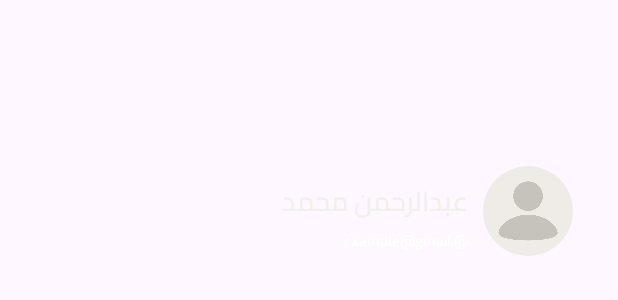
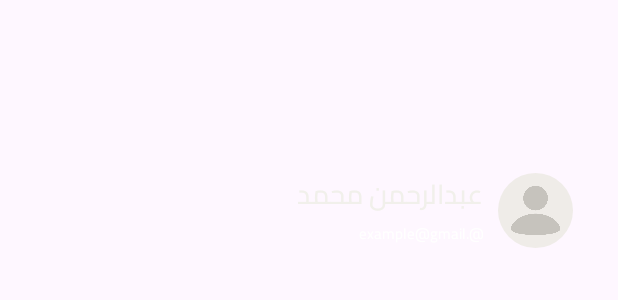
Before and after one commit to MohamedElattar22/Mawruth, an Android app: the layout header.xml on its own in the app's theme, with its tools: preview values and no code run, on a phone screen of 412 x 824 dp. Shown: the top 300 px of the screen. Run offline under Robolectric (Android 15) with nearby library versions, the light colour scheme and no system bars; plain views replace RoundedImageView; network calls fail.

```diff
--- a/app/src/main/res/layout/activity_confirm_email.xml
+++ b/app/src/main/res/layout/activity_confirm_email.xml
@@ -43,6 +43,7 @@
         android:orientation="horizontal">
 
         <com.google.android.material.textfield.TextInputLayout
+            android:id="@+id/otp1Layout"
             android:layout_width="60dp"
             android:layout_height="60dp"
             android:layout_marginEnd="20dp"
@@ -83,6 +84,7 @@
         </com.google.android.material.textfield.TextInputLayout>
 
         <com.google.android.material.textfield.TextInputLayout
+            android:id="@+id/otp2Layout"
             android:layout_width="match_parent"
             android:layout_height="wrap_content"
             android:layout_marginEnd="20dp"
@@ -123,6 +125,7 @@
         </com.google.android.material.textfield.TextInputLayout>
 
         <com.google.android.material.textfield.TextInputLayout
+            android:id="@+id/otp3Layout"
             android:layout_width="match_parent"
             android:layout_height="wrap_content"
             android:layout_marginEnd="20dp"
@@ -163,6 +166,7 @@
         </com.google.android.material.textfield.TextInputLayout>
 
         <com.google.android.material.textfield.TextInputLayout
+            android:id="@+id/otp4Layout"
             android:layout_width="match_parent"
             android:layout_height="wrap_content"
             android:layout_marginEnd="20dp"
--- a/app/src/main/res/layout/header.xml
+++ b/app/src/main/res/layout/header.xml
@@ -20,8 +20,8 @@
 
         <com.makeramen.roundedimageview.RoundedImageView
             android:id="@+id/header_pic"
-            android:layout_width="60dp"
-            android:layout_height="60dp"
+            android:layout_width="50dp"
+            android:layout_height="50dp"
             android:layout_margin="30dp"
             android:scaleType="centerCrop"
             android:src="@drawable/guest"
```
Also changed, not shown: app/src/main/java/com/graduation/mawruth/ui/confirmEmail/ConfirmEmailActivity.kt (+4 -4 lines).
